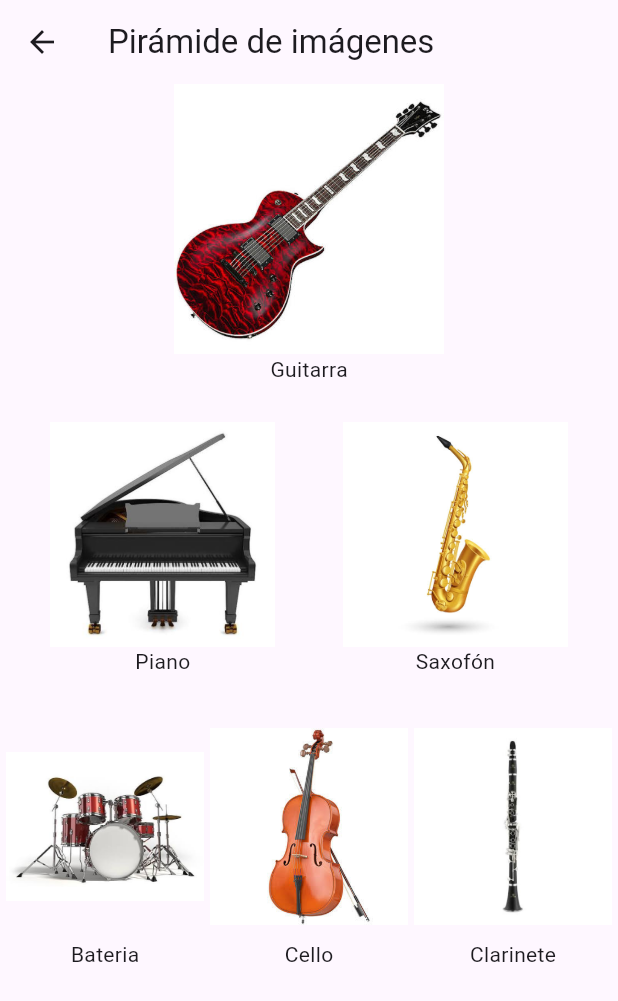
After one commit to Amelie-sat/AmelSelseletTim_Repositorio_Flutter, a Flutter app: the Pantalla8 screen opened directly, on a phone screen of 412 x 824 dp. The commit adds this screen. Shown: the top 1001 px of the screen. Run offline on Flutter 3.47's test engine with Material 3 defaults, Android fonts, the phone set to English and light mode, and no system bars; our stand-ins replace google_fonts.

Commit message:
Ejercicio 8: Piramide de imagenes

```diff
--- a/lib/screens/menulateral.dart
+++ b/lib/screens/menulateral.dart
@@ -7,6 +7,8 @@ import 'pantalla4.dart';
 import 'pantalla5.dart';
 import 'pantalla6.dart';
 import 'pantalla7.dart';
+import 'pantalla8.dart';
+//import 'pantalla9.dart';
 
 class MenuLateral extends StatelessWidget {
   const MenuLateral({super.key});
@@ -94,6 +96,18 @@ class MenuLateral extends StatelessWidget {
               );
             },
           ),
+
+          ListTile(
+            leading: const Icon(Icons.image),
+            title: const Text('8. Pirámide de imágenes'),
+            onTap: () {
+              Navigator.of(context).pop();
+              Navigator.of(context).push(
+                MaterialPageRoute(builder: (context) => const Pantalla8()),
+              );
+            },
+          ),
+
         ],
       ),
     );
--- /dev/null
+++ b/lib/screens/pantalla8.dart
@@ -0,0 +1,95 @@
+
+import 'package:flutter/material.dart';
+
+class Pantalla8 extends StatelessWidget {
+  const Pantalla8({super.key});
+
+  @override
+  Widget build(BuildContext context) {
+
+    double ancho = MediaQuery.of(context).size.width;
+
+    return Scaffold(
+      appBar: AppBar(
+        title: const Text("Pirámide de imágenes"),
+      ),
+
+      body: SingleChildScrollView(
+        child: Column(
+          children: [
+
+            // Primera fila: una imagen
+            Column(
+              children: [
+                Image.asset(
+                  'assets/images/guitarra.jpg',
+                  width: ancho * 0.55,
+                  height: 180,
+                  fit: BoxFit.contain,
+                ),
+                const Text("Guitarra"),
+              ],
+            ),
+
+            const SizedBox(height: 25),
+
+            // Segunda fila: dos imágenes
+            Row(
+              mainAxisAlignment: MainAxisAlignment.spaceEvenly,
+              children: [
+                crearImagen(
+                  'assets/images/piano.jpg',
+                  'Piano',
+                  ancho * 0.42,
+                ),
+                crearImagen(
+                  'assets/images/saxofon.jpg',
+                  'Saxofón',
+                  ancho * 0.42,
+                ),
+              ],
+            ),
+
+            const SizedBox(height: 25),
+
+            // Tercera fila: tres imágenes
+            Row(
+              mainAxisAlignment: MainAxisAlignment.spaceEvenly,
+              children: [
+                crearImagen(
+                  'assets/images/bateria.jpg',
+                  'Bateria',
+                  ancho * 0.32,
+                ),
+                crearImagen(
+                  'assets/images/cello.jpg',
+                  'Cello',
+                  ancho * 0.32,
+                ),
+                crearImagen(
+                  'assets/images/clarinete.jpg',
+                  'Clarinete',
+                  ancho * 0.32,
+                ),
+              ],
+            ),
+          ],
+        ),
+      ),
+    );
+  }
+
+  Widget crearImagen(String ruta, String texto, double ancho) {
+    return Column(
+      children: [
+        Image.asset(
+          ruta,
+          width: ancho,
+          height: 150,
+          fit: BoxFit.contain,
+        ),
+        Text(texto),
+      ],
+    );
+  }
+}
```
Also changed, not shown: assets/images/bateria.jpg (added), assets/images/cello.jpg (added), assets/images/clarinete.jpg (added), assets/images/guitarra.jpg (added), assets/images/piano.jpg (added), assets/images/saxofon.jpg (added).
